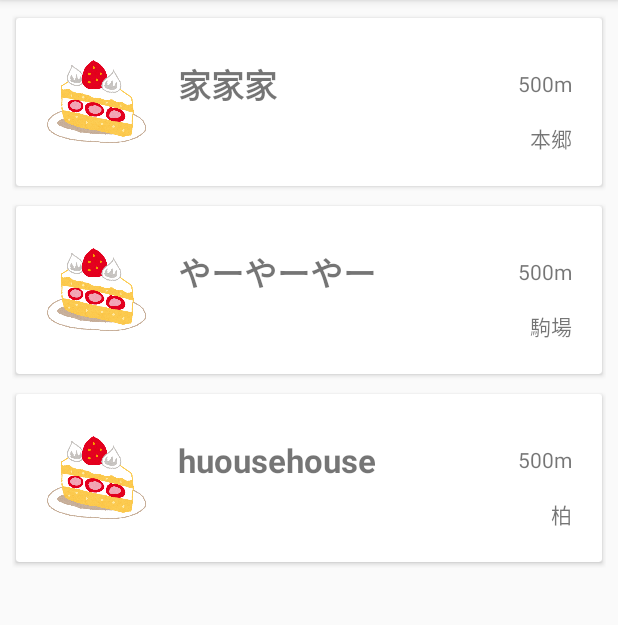
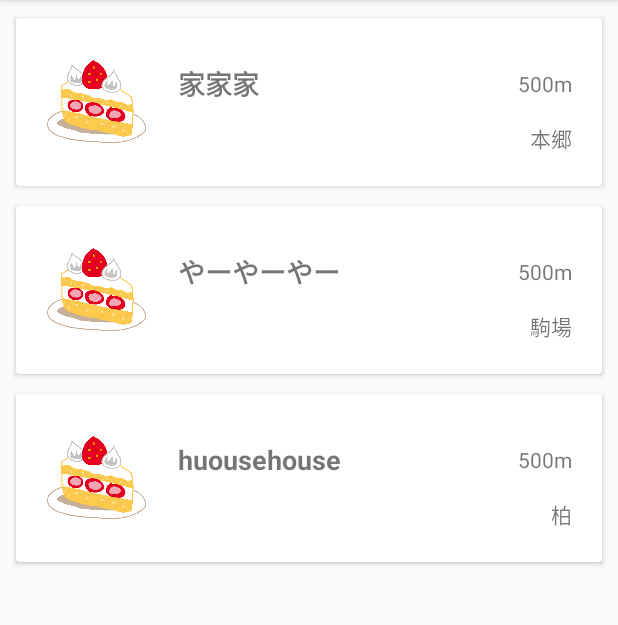
Before and after one commit to katsuhito123/spajam-sweets_kun, an Android app: the ShopsListActivity screen opened directly, with no data from a screen before it, on a phone screen of 412 x 824 dp, the part 84-709 px from its top. Run offline under Robolectric (Android 15) with nearby library versions, the phone set to English and light mode, and no system bars.

Commit message:
fix design

```diff
--- a/app/src/main/res/layout/activity_shops_list.xml
+++ b/app/src/main/res/layout/activity_shops_list.xml
@@ -8,8 +8,8 @@
 
     <ListView
         android:id="@+id/lv"
-        android:layout_width="match_parent"
-        android:layout_height="match_parent"
+        android:layout_width="0dp"
+        android:layout_height="0dp"
         android:layout_marginBottom="8dp"
         android:layout_marginLeft="8dp"
         android:layout_marginRight="8dp"
@@ -21,5 +21,7 @@
         app:layout_constraintLeft_toLeftOf="parent"
         app:layout_constraintRight_toRightOf="parent"
         app:layout_constraintTop_toTopOf="parent"
-        app:layout_constraintVertical_bias="0.0" />
+        app:layout_constraintVertical_bias="0.0"
+        android:layout_marginStart="8dp"
+        android:layout_marginEnd="8dp" />
 </android.support.constraint.ConstraintLayout>
--- a/app/src/main/res/layout/shops_list_sub.xml
+++ b/app/src/main/res/layout/shops_list_sub.xml
@@ -41,8 +41,9 @@
                         android:layout_height="48dp"
                         android:gravity="center_vertical"
                         android:paddingLeft="20dp"
-                        android:text="Name"
-                        android:textSize="22sp"
+                        android:text="name"
+                        android:textAlignment="viewStart"
+                        android:textSize="18sp"
                         android:textStyle="bold" />
 
                     <TextView
```
